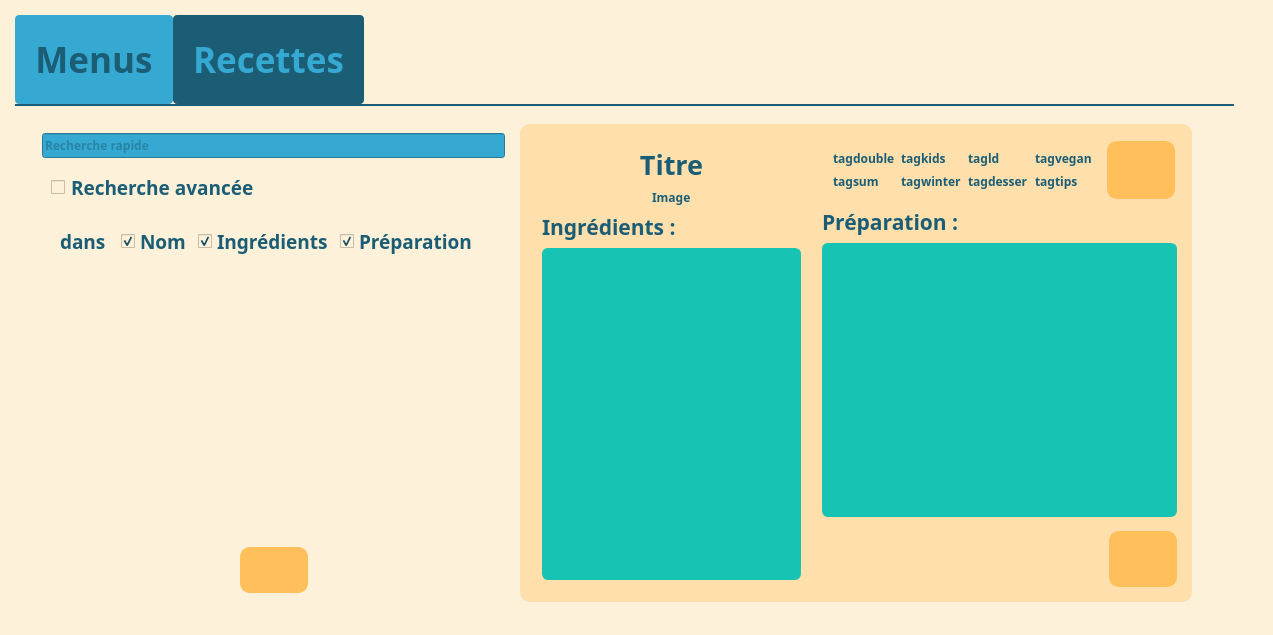
Old version of the form UI/Main_Window.ui in the repository juvarlet/a_table.
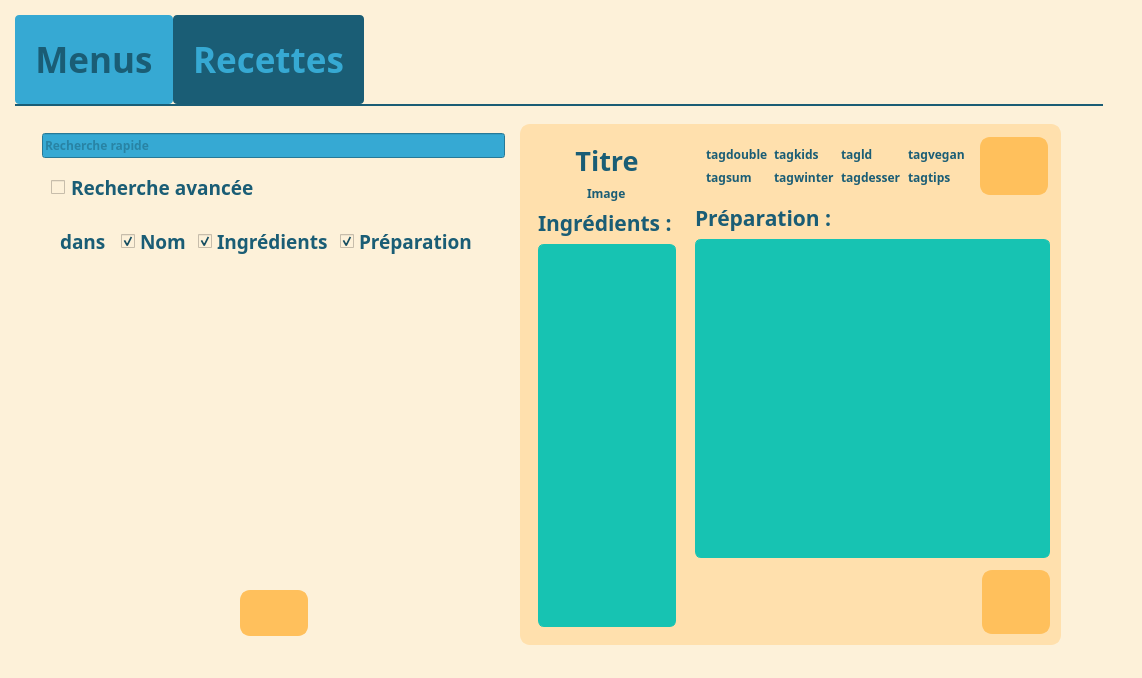
New version of the form. The open tabs and pages were chosen to show the change. Icons and pictures are not drawn.

Patch:
```diff
--- a/UI/Main_Window.ui
+++ b/UI/Main_Window.ui
@@ -9,8 +9,8 @@
    <rect>
     <x>0</x>
     <y>0</y>
-    <width>1273</width>
-    <height>635</height>
+    <width>1007</width>
+    <height>678</height>
    </rect>
   </property>
   <property name="windowTitle">
@@ -1924,6 +1924,21 @@
                  <enum>QFrame::Raised</enum>
                 </property>
                 <layout class="QGridLayout" name="gridLayout_20">
+                 <property name="leftMargin">
+                  <number>5</number>
+                 </property>
+                 <property name="topMargin">
+                  <number>5</number>
+                 </property>
+                 <property name="rightMargin">
+                  <number>5</number>
+                 </property>
+                 <property name="bottomMargin">
+                  <number>5</number>
+                 </property>
+                 <property name="spacing">
+                  <number>4</number>
+                 </property>
                  <item row="0" column="1" rowspan="6">
                   <widget class="QFrame" name="frame_9">
                    <property name="frameShape">
```
Left out of the diff: 10 changed lines with no effect on the pictures.
